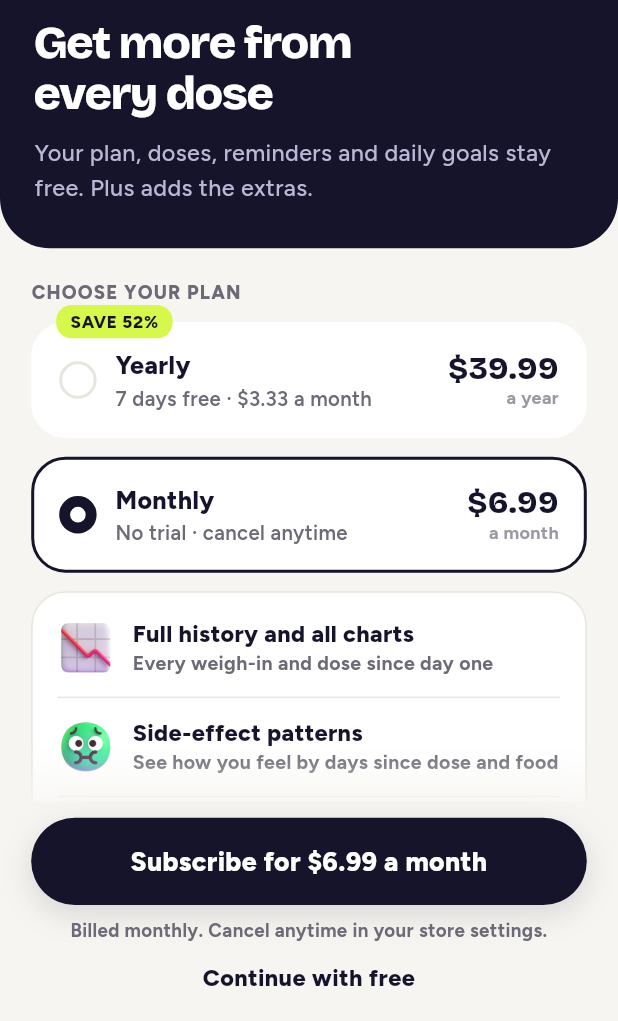
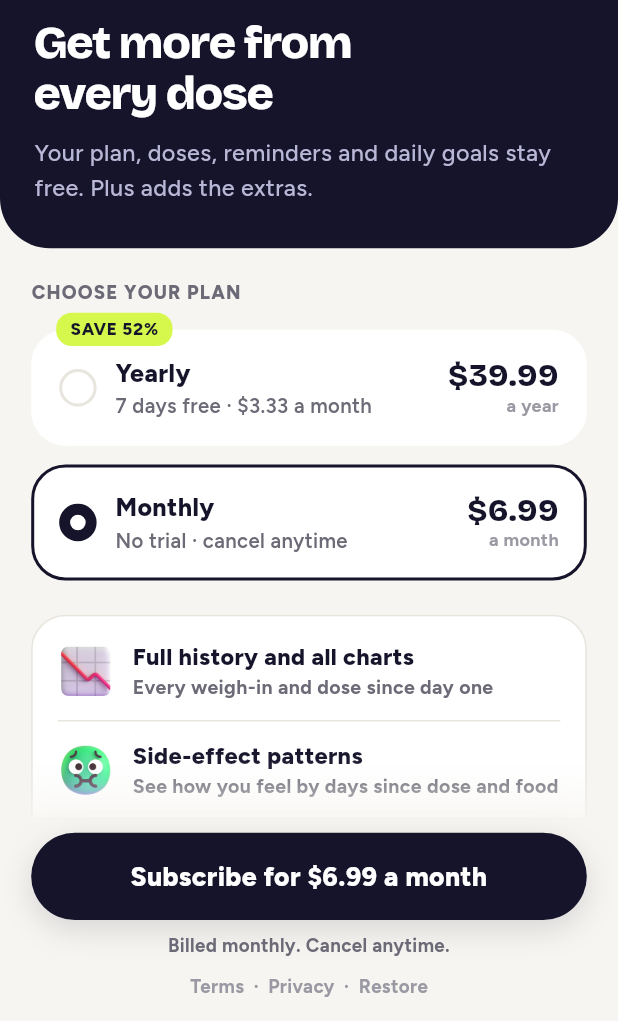
Before and after one commit to safwan4286/kindose, a Flutter app: the PlusScreen screen opened by its route, after a tap on "Monthly", on a phone screen of 412 x 824 dp, the part 215-1236 px from its top. Run offline on Flutter 3.47's test engine with Material 3 defaults, Android fonts, the light colour scheme and no system bars; drawn by our look-alikes of flutter_animate; our stand-ins replace connectivity_plus, device_info_plus, firebase_messaging, flutter_local_notifications, get, get_it and 9 more; missing offline and left inert: android_id, android_intent_plus, encrypt, phosphoricons_flutter, pointycastle; accounts and stored records are empty; statements that could not run were skipped; project files that could hold a hidden picture were left out.

Commit message:
paywall done

```diff
--- a/lib/features/plus/plus_controller.dart
+++ b/lib/features/plus/plus_controller.dart
@@ -1,3 +1,4 @@
+import 'package:flutter/widgets.dart';
 import 'package:get/get.dart';
 
 import '../../resources/images.dart';
@@ -90,6 +91,35 @@ class PlusController extends GetxController {
 
   final RxString selected = 'year'.obs;
 
+  /// Scroll of the paywall list. It lives here, not in the screen, because
+  /// PlusScreen is a GetView (stateless, no initState/dispose). GetX calls
+  /// onClose when the page is removed, so it is always disposed.
+  final ScrollController scrollController = ScrollController();
+
+  /// True once the list has scrolled a little. Only flips when the value
+  /// changes, so the screen doesn't rebuild on every pixel.
+  final RxBool scrolled = false.obs;
+
+  @override
+  void onInit() {
+    super.onInit();
+    scrollController.addListener(_onScroll);
+  }
+
+  void _onScroll() {
+    // If scrolled above top, snap back to 0
+    if (scrollController.offset < 0) {
+      scrollController.jumpTo(0);
+    }
+  }
+
+  @override
+  void onClose() {
+    scrollController.removeListener(_onScroll);
+    scrollController.dispose();
+    super.onClose();
+  }
+
   /// True when opened at the end of onboarding: closing goes to Home.
   late final bool fromOnboarding = Get.arguments == true;
 
@@ -105,8 +135,8 @@ class PlusController extends GetxController {
       isYearly ? 'Start my free week' : 'Subscribe for \$6.99 a month';
 
   String get fine => isYearly
-      ? 'Free for 7 days, then \$39.99 a year. Cancel anytime in your store settings.'
-      : 'Billed monthly. Cancel anytime in your store settings.';
+      ? '7 days free, then \$39.99/year. Cancel anytime.'
+      : 'Billed monthly. Cancel anytime.';
 
   void pick(String id) {
     if (selected.value == id) return;
--- a/lib/features/plus/plus_screen.dart
+++ b/lib/features/plus/plus_screen.dart
@@ -2,6 +2,7 @@ import 'package:flutter/material.dart';
 import 'package:flutter/services.dart';
 import 'package:flutter_animate/flutter_animate.dart';
 import 'package:get/get.dart';
+import 'package:kindose/widgets/safe_bottom.dart';
 import 'package:phosphoricons_flutter/phosphoricons_flutter.dart';
 
 import '../../resources/colors.dart';
@@ -39,6 +40,7 @@ class PlusScreen extends GetView<PlusController> {
             children: [
               Expanded(
                 child: ListView(
+                  controller: controller.scrollController,
                   padding: EdgeInsets.zero,
                   children: [
                     _Hero(onClose: controller.close, motion: motion),
@@ -50,7 +52,7 @@ class PlusScreen extends GetView<PlusController> {
                           crossAxisAlignment: CrossAxisAlignment.stretch,
                           children: [
                             const SectionLabel('CHOOSE YOUR PLAN'),
-                            SizedBox(height: 10.sp),
+                            SizedBox(height: 15.sp),
                             for (final p in PlusController.plans) ...[
                               _PlanTile(
                                 plan: p,
@@ -59,36 +61,22 @@ class PlusScreen extends GetView<PlusController> {
                               ),
                               SizedBox(height: 12.sp),
                             ],
-                            _Perks(
-                              controller: controller,
-                            ).enter(motion, delay: 220, dy: 0.12),
                             AnimatedSize(
                               duration: const Duration(milliseconds: 280),
                               curve: Curves.easeOutCubic,
                               alignment: Alignment.topCenter,
                               child: yearly
                                   ? Padding(
-                                      padding: EdgeInsets.only(top: 20.sp),
+                                padding: EdgeInsets.only(top: 10.sp),
                                 child: const _TrialTimeline(),
                               )
                                   : const SizedBox(width: double.infinity),
                             ),
-                            SizedBox(height: 20.sp),
-                            Row(
-                              mainAxisAlignment: MainAxisAlignment.center,
-                              children: [
-                                LinkButton(
-                                  label: 'Restore',
-                                  onTap: controller.restore,
-                                  color: k.muted,
-                                ),
-                                LinkButton(
-                                  label: 'Terms & privacy',
-                                  onTap: showLegalSheet,
-                                  color: k.muted,
-                                ),
-                              ],
-                            ),
+                            SizedBox(height: 10.sp),
+                            _Perks(
+                              controller: controller,
+                            ).enter(motion, delay: 220, dy: 0.12),
+
                           ],
                         );
                       }),
@@ -107,8 +95,8 @@ class PlusScreen extends GetView<PlusController> {
                     ),
                   ],
                 ),
-                child: SafeArea(
-                  top: false,
+                child: KSafeArea(
+                  topSafeArea: false,
                   child: Padding(
                     padding: EdgeInsets.fromLTRB(20.sp, 10.sp, 20.sp, 6.sp),
                     child: Obx(
@@ -133,10 +121,11 @@ class PlusScreen extends GetView<PlusController> {
                               ),
                             ),
                           ),
-                          LinkButton(
-                            label: 'Continue with free',
-                            onTap: controller.close,
-                            color: k.text,
+                          SizedBox(height: 2.sp),
+                          _FooterLinks(
+                            onTerms: showLegalSheet,
+                            onPrivacy: showLegalSheet,
+                            onRestore: controller.restore,
                           ),
                         ],
                       ),
@@ -408,32 +397,66 @@ class _TrialTimeline extends StatelessWidget {
   Widget build(BuildContext context) {
     final k = context.k;
     final dark = k.selectedBorder == AppColors.lime;
+    final steps = [
+      ('1', 'Today', 'Everything in Plus unlocks', AppColors.lime, AppColors.ink),
+      ('5', 'Day 5', 'We remind you the trial is ending', dark ? k.text : AppColors.ink, dark ? k.bg : AppColors.lime),
+      ('7', 'Day 7', '\$39.99 for the year. Cancel before and pay nothing', k.cardAlt, k.text),
+    ];
 
-    Widget step(Widget dot, String title, String body) => Padding(
-      padding: EdgeInsets.symmetric(vertical: 6.sp),
+    return Column(
+      crossAxisAlignment: CrossAxisAlignment.stretch,
+      children: [
+        const SectionLabel('HOW THE FREE WEEK WORKS'),
+        SizedBox(height: 10.sp),
+        Container(
+          padding: EdgeInsets.fromLTRB(16.sp, 16.sp, 16.sp, 2.sp),
+          decoration: BoxDecoration(color: k.card, borderRadius: BorderRadius.circular(22.sp)),
+          child: Column(
+            children: [
+              for (var i = 0; i < steps.length; i++)
+                IntrinsicHeight(
                   child: Row(
-        crossAxisAlignment: CrossAxisAlignment.start,
+                    crossAxisAlignment: CrossAxisAlignment.stretch,
                     children: [
-          dot,
-          SizedBox(width: 14.sp),
+                      Column(
+                        children: [
+                          Container(
+                            width: 30.sp,
+                            height: 30.sp,
+                            alignment: Alignment.center,
+                            decoration: BoxDecoration(color: steps[i].$4, shape: BoxShape.circle),
+                            child: Text(
+                              steps[i].$1,
+                              style: AppText.small.copyWith(fontSize: 13.sp, fontWeight: FontWeight.w800, color: steps[i].$5),
+                            ),
+                          ),
+                          // Line down to the next step.
+                          if (i < steps.length - 1)
+                            Expanded(child: Container(width: 2, color: k.border)),
+                        ],
+                      ),
+                      SizedBox(width: 12.sp),
                       Expanded(
+                        child: Padding(
+                          padding: EdgeInsets.only(top: 3.sp, bottom: 14.sp),
                           child: Column(
                             crossAxisAlignment: CrossAxisAlignment.start,
                             children: [
                               Text(
-                  title,
+                                steps[i].$2,
                                 style: AppText.bodyStrong.copyWith(
-                    fontSize: 14.5.sp,
+                                  fontSize: 15.sp,
                                   fontWeight: FontWeight.w800,
                                   color: k.text,
                                 ),
                               ),
                               SizedBox(height: 1.sp),
                               Text(
-                  body,
-                  style: AppText.small.copyWith(
-                    fontSize: 13.sp,
-                    color: k.muted,
+                                steps[i].$3,
+                                style: AppText.small.copyWith(fontSize: 13.sp, color: k.muted),
+                              ),
+                            ],
+                          ),
                         ),
                       ),
                     ],
@@ -441,68 +464,48 @@ class _TrialTimeline extends StatelessWidget {
                 ),
             ],
           ),
+        ),
+      ],
     );
+  }
+}
 
-    Widget dot(IconData icon, Color bg, Color fg, {Color? border}) => Container(
-      width: 30.sp,
-      height: 30.sp,
-      decoration: BoxDecoration(
-        color: bg,
-        shape: BoxShape.circle,
-        border: border == null ? null : Border.all(color: border, width: 2),
-      ),
-      child: Icon(icon, size: 15.sp, color: fg),
-    );
+// ------------------------------------------------------------ footer links
 
-    return Column(
-      crossAxisAlignment: CrossAxisAlignment.stretch,
-      children: [
-        const SectionLabel('HOW THE FREE TRIAL WORKS'),
-        SizedBox(height: 10.sp),
-        Stack(
-          children: [
-            // Rail behind the dots: lime for the free part, grey after.
-            Positioned(
-              left: 13.5.sp,
-              top: 20.sp,
-              bottom: 20.sp,
-              child: Column(
-                children: [
-                  Expanded(child: Container(width: 3, color: AppColors.lime)),
-                  Expanded(child: Container(width: 3, color: k.border)),
-                ],
+/// "Terms · Privacy · Restore" under the button, as the stores expect.
+class _FooterLinks extends StatelessWidget {
+  const _FooterLinks({required this.onTerms, required this.onPrivacy, required this.onRestore});
+
+  final VoidCallback onTerms;
+  final VoidCallback onPrivacy;
+  final VoidCallback onRestore;
+
+  @override
+  Widget build(BuildContext context) {
+    final k = context.k;
+    final style = AppText.small.copyWith(fontSize: 12.sp, fontWeight: FontWeight.w700, color: k.faint);
+    Widget link(String label, VoidCallback onTap) => Semantics(
+          button: true,
+          label: label,
+          excludeSemantics: true,
+          child: InkWell(
+            borderRadius: BorderRadius.circular(8.sp),
+            onTap: onTap,
+            child: Padding(
+              padding: EdgeInsets.symmetric(horizontal: 6.sp, vertical: 8.sp),
+              child: Text(label, style: style),
             ),
           ),
-            Column(
+        );
+    Widget dot() => ExcludeSemantics(child: Text('·', style: style));
+    return Row(
+      mainAxisAlignment: MainAxisAlignment.center,
       children: [
-                step(
-                  dot(
-                    PhosphorIconsBold.lightning,
-                    dark ? AppColors.lime : AppColors.ink,
-                    dark ? AppColors.ink : AppColors.lime,
-                  ),
-                  'Today',
-                  'Everything in Plus unlocks',
-                ),
-                step(
-                  dot(PhosphorIconsBold.bell, AppColors.lime, AppColors.ink),
-                  'Day 5',
-                  'We’ll remind you before the trial ends',
-                ),
-                step(
-                  dot(
-                    PhosphorIconsBold.calendarDots,
-                    k.card,
-                    k.muted,
-                    border: k.border,
-                  ),
-                  'Day 7',
-                  'Trial ends, \$39.99 for the year. Cancel before and pay nothing.',
-                ),
-              ],
-            ),
-          ],
-        ),
+        link('Terms', onTerms),
+        dot(),
+        link('Privacy', onPrivacy),
+        dot(),
+        link('Restore', onRestore),
       ],
     );
   }
--- a/lib/widgets/safe_bottom.dart
+++ b/lib/widgets/safe_bottom.dart
@@ -7,13 +7,19 @@ import '../services/responsiveness/device_manager.dart';
 class KSafeArea extends StatelessWidget {
   final Widget child;
   final double iosBottomPadding;
+  final bool topSafeArea;
 
-  const KSafeArea({super.key, required this.child, this.iosBottomPadding = 0})
-    : assert(iosBottomPadding >= 0);
+  const KSafeArea({
+    super.key,
+    required this.child,
+    this.iosBottomPadding = 0,
+    this.topSafeArea = true,
+  }) : assert(iosBottomPadding >= 0);
 
   @override
   Widget build(BuildContext context) {
     return SafeArea(
+      top: topSafeArea,
       bottom: !Platform.isIOS,
       child: Padding(
         padding: EdgeInsets.only(
```
Lines whose indentation alone changed are shown as unchanged.
